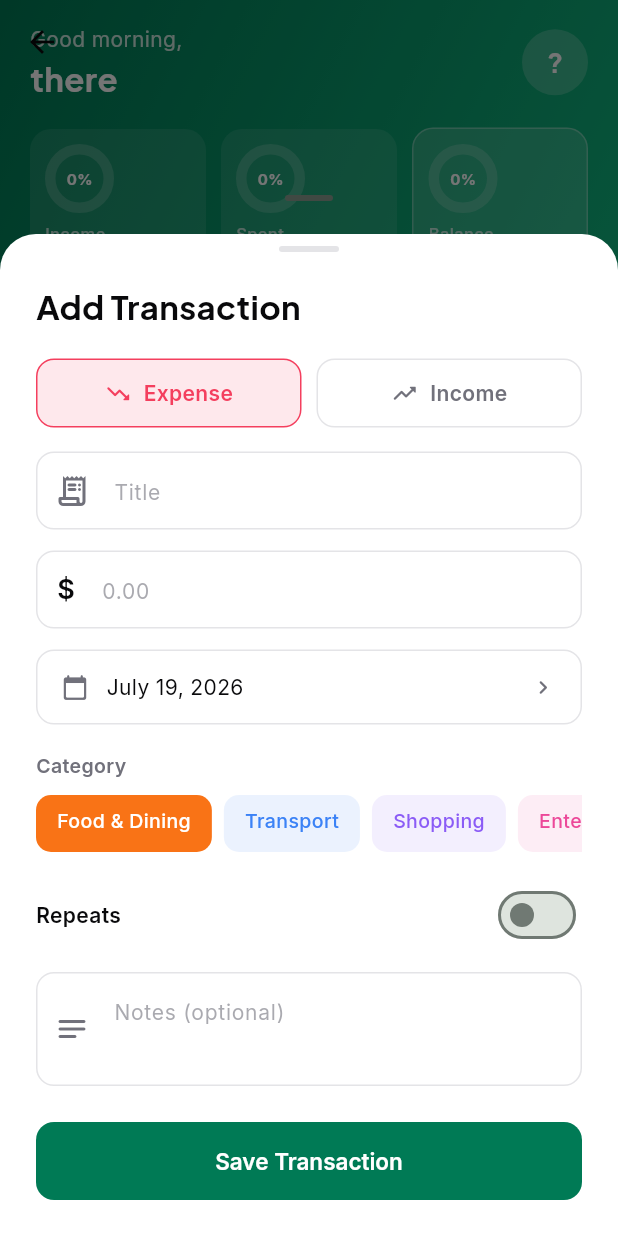
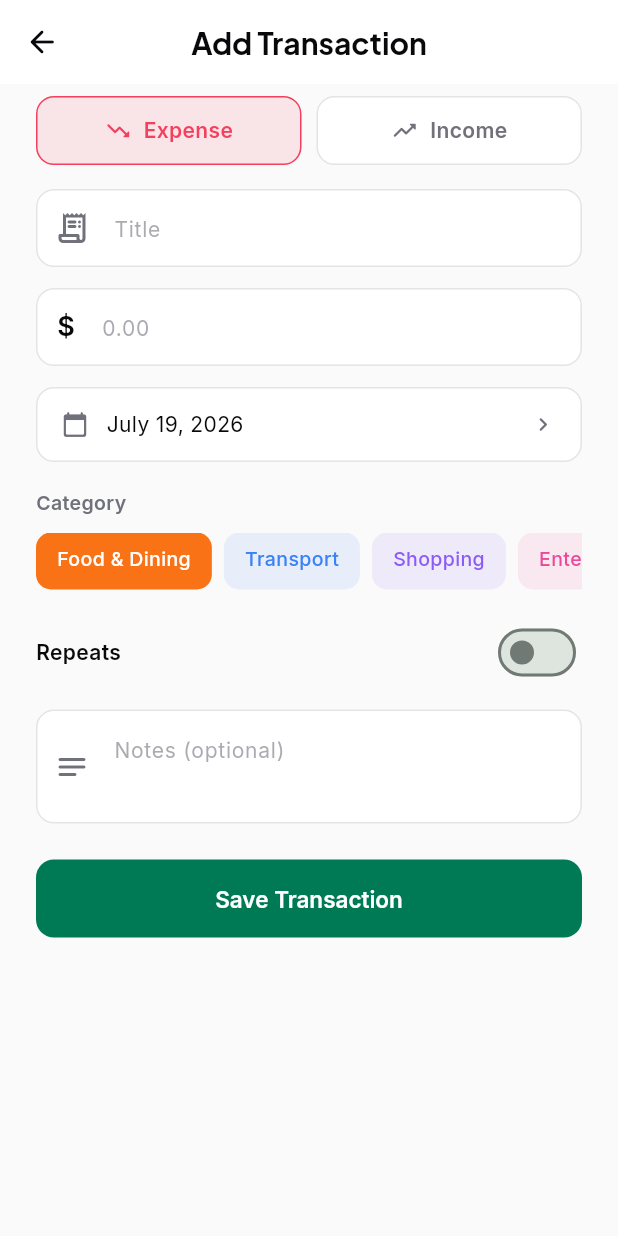
Before and after one commit to samnsimson/xpenzes, a Flutter app: the HomeScreen screen opened directly, after a tap on the "chevron right" icon, after a tap on the "add" icon, on a phone screen of 412 x 824 dp. Run offline on Flutter 3.47's test engine with Material 3 defaults, Android fonts, the phone set to English and light mode, and no system bars; drawn by our look-alikes of fl_chart; our stand-ins replace dio, flutter_riverpod, google_fonts, supabase_flutter; missing offline and left inert: flutter_web_auth_2; accounts and stored records are empty.

Commit message:
Move transaction create/edit from bottom sheet to dedicated screen
- Add AddTransactionScreen (full-screen form with AppBar, replacing AddTransactionSheet)
- Update TransactionDetailSheet Edit button to navigate to AddTransactionScreen
- Update home_screen FAB and account_screen add/edit to push AddTransactionScreen
- Remove add_transaction_sheet.dart (dead code)

```diff
--- a/lib/features/home/screens/home_screen.dart
+++ b/lib/features/home/screens/home_screen.dart
@@ -9,7 +9,7 @@ import '../../transactions/providers/transactions_provider.dart';
 import '../../transactions/providers/transaction_filter_provider.dart';
 import '../../transactions/models/transaction_filter.dart';
 import '../../transactions/models/transaction_model.dart';
-import '../../transactions/widgets/add_transaction_sheet.dart';
+import '../../transactions/screens/add_transaction_screen.dart';
 import '../widgets/filter_sort_sheet.dart';
 import '../widgets/home_empty_state.dart';
 import '../widgets/home_meter_row.dart';
@@ -238,11 +238,9 @@ class _HomeScreenState extends ConsumerState<HomeScreen>
         ],
       ),
       floatingActionButton: FloatingActionButton(
-        onPressed: () => showModalBottomSheet(
-          context: context,
-          isScrollControlled: true,
-          backgroundColor: Colors.transparent,
-          builder: (_) => const AddTransactionSheet(),
+        onPressed: () => Navigator.push(
+          context,
+          MaterialPageRoute(builder: (_) => const AddTransactionScreen()),
         ),
         backgroundColor: AppColors.primary,
         foregroundColor: Colors.white,
--- a/lib/features/transactions/widgets/add_transaction_sheet.dart
+++ b/lib/features/transactions/screens/add_transaction_screen.dart
@@ -8,24 +8,24 @@ import '../../../core/utils/validators.dart';
 import '../../auth/providers/auth_provider.dart';
 import '../models/transaction_model.dart';
 import '../providers/transactions_provider.dart';
-import 'type_toggle_button.dart';
+import '../widgets/type_toggle_button.dart';
 
-class AddTransactionSheet extends ConsumerStatefulWidget {
+class AddTransactionScreen extends ConsumerStatefulWidget {
   final TransactionModel? existing;
   final TransactionType initialType;
 
-  const AddTransactionSheet({
+  const AddTransactionScreen({
     super.key,
     this.existing,
     this.initialType = TransactionType.expense,
   });
 
   @override
-  ConsumerState<AddTransactionSheet> createState() =>
-      _AddTransactionSheetState();
+  ConsumerState<AddTransactionScreen> createState() =>
+      _AddTransactionScreenState();
 }
 
-class _AddTransactionSheetState extends ConsumerState<AddTransactionSheet> {
+class _AddTransactionScreenState extends ConsumerState<AddTransactionScreen> {
   late final _titleCtrl = TextEditingController(text: widget.existing?.title);
   late final _amountCtrl = TextEditingController(
     text: widget.existing != null
@@ -134,40 +134,32 @@ class _AddTransactionSheetState extends ConsumerState<AddTransactionSheet> {
   @override
   Widget build(BuildContext context) {
     final symbol = ref.watch(currencySymbolProvider);
-    final bottomInset = MediaQuery.of(context).viewInsets.bottom;
     final categories = _type.categories;
 
-    return Container(
-      decoration: const BoxDecoration(
-        color: AppColors.surface,
-        borderRadius: BorderRadius.vertical(top: Radius.circular(24)),
+    return Scaffold(
+      backgroundColor: AppColors.background,
+      appBar: AppBar(
+        title: Text(
+          _isEditing ? 'Edit Transaction' : 'Add Transaction',
+          style: GoogleFonts.plusJakartaSans(
+            fontSize: 20,
+            fontWeight: FontWeight.w700,
+            color: AppColors.textPrimary,
+          ),
+        ),
+        centerTitle: true,
+        backgroundColor: AppColors.surface,
+        surfaceTintColor: AppColors.surface,
+        leading: IconButton(
+          icon: const Icon(Icons.arrow_back_rounded),
+          onPressed: () => Navigator.pop(context),
+        ),
       ),
-      padding: EdgeInsets.fromLTRB(24, 8, 24, 24 + bottomInset),
-      child: SingleChildScrollView(
+      body: SingleChildScrollView(
+        padding: const EdgeInsets.fromLTRB(24, 8, 24, 24),
         child: Column(
           crossAxisAlignment: CrossAxisAlignment.start,
-          mainAxisSize: MainAxisSize.min,
           children: [
-            Center(
-              child: Container(
-                width: 40,
-                height: 4,
-                margin: const EdgeInsets.only(bottom: 20),
-                decoration: BoxDecoration(
-                  color: AppColors.border,
-                  borderRadius: BorderRadius.circular(2),
-                ),
-              ),
-            ),
-            Text(
-              _isEditing ? 'Edit Transaction' : 'Add Transaction',
-              style: GoogleFonts.plusJakartaSans(
-                fontSize: 22,
-                fontWeight: FontWeight.w700,
-                color: AppColors.textPrimary,
-              ),
-            ),
-            const SizedBox(height: 20),
             // Type toggle
             Row(
               children: [
```
Also changed, not shown: lib/features/account/screens/account_screen.dart (+13 -12 lines), lib/features/transactions/widgets/transaction_detail_sheet.dart (+8 -7 lines).
